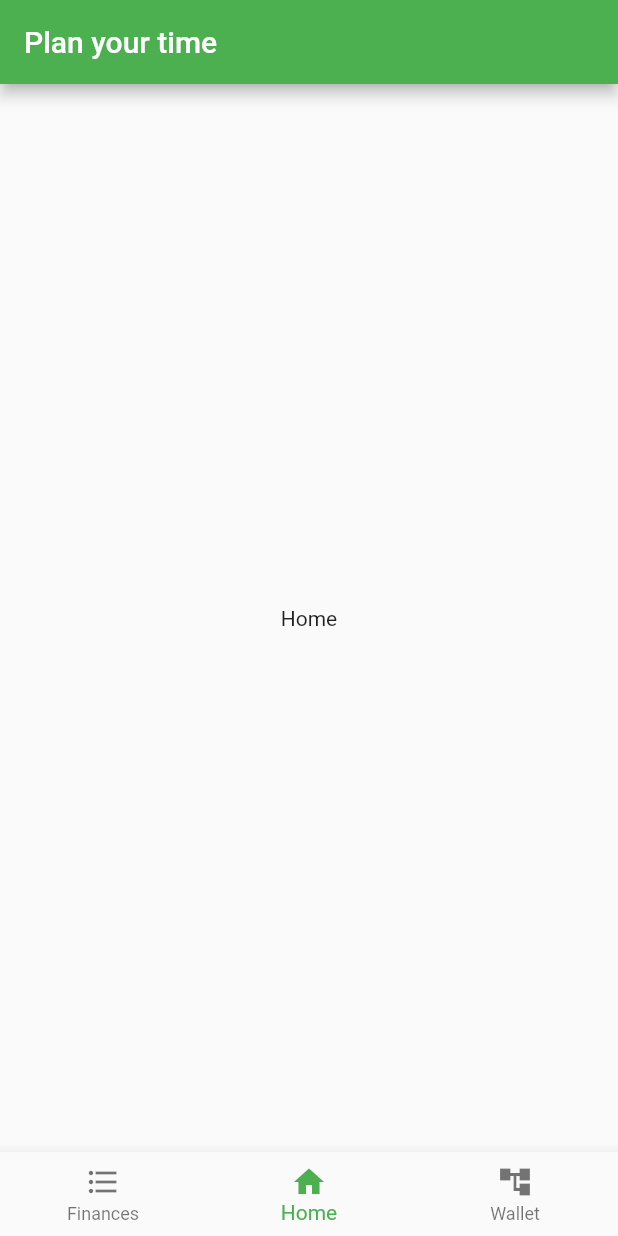
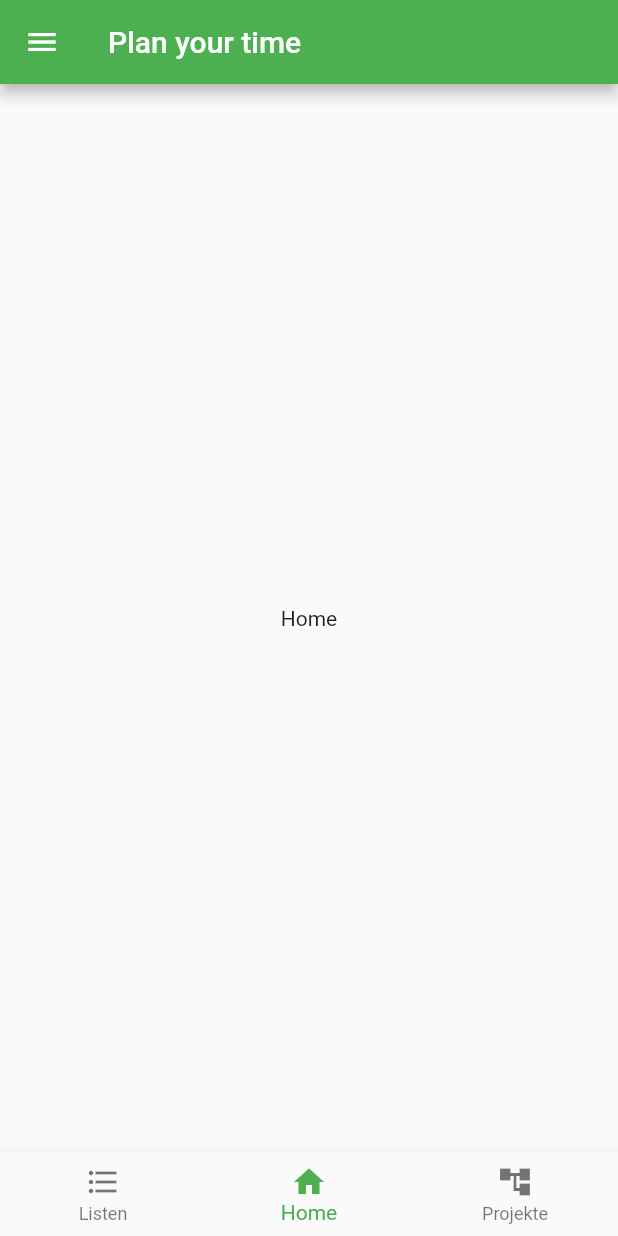
Before and after one commit to JonasLiebschner/TakeYourTime, a Flutter app: the screen it shows after launch, on a phone screen of 412 x 824 dp. Run offline on Flutter 3.47's test engine with Material 2 defaults, Android fonts, the phone set to English and light mode, and no system bars.

Commit message:
add drawer

```diff
--- a/plan_your_time/lib/screens/layout.dart
+++ b/plan_your_time/lib/screens/layout.dart
@@ -1,6 +1,7 @@
 import 'package:flutter/material.dart';
 import 'package:plan_your_time/screens/projects.dart';
 
+import 'drawer.dart';
 import 'home.dart';
 import 'lists.dart';
 
@@ -33,12 +34,13 @@ class _LayoutState extends State<Layout> {
       appBar: AppBar(
         title: Text("Plan your time"),
       ),
+      drawer: DrawerView(),
       body: _children[_selectedIndex],
       bottomNavigationBar: BottomNavigationBar(
         items: const <BottomNavigationBarItem>[
           BottomNavigationBarItem(
             icon: Icon(Icons.format_list_bulleted),
-            label: "Finances",
+            label: "Listen",
           ),
           BottomNavigationBarItem(
             icon: Icon(Icons.home),
@@ -46,7 +48,7 @@ class _LayoutState extends State<Layout> {
           ),
           BottomNavigationBarItem(
             icon: Icon(Icons.account_tree),
-            label: "Wallet",
+            label: "Projekte",
           ),
         ],
         currentIndex: _selectedIndex,
```
